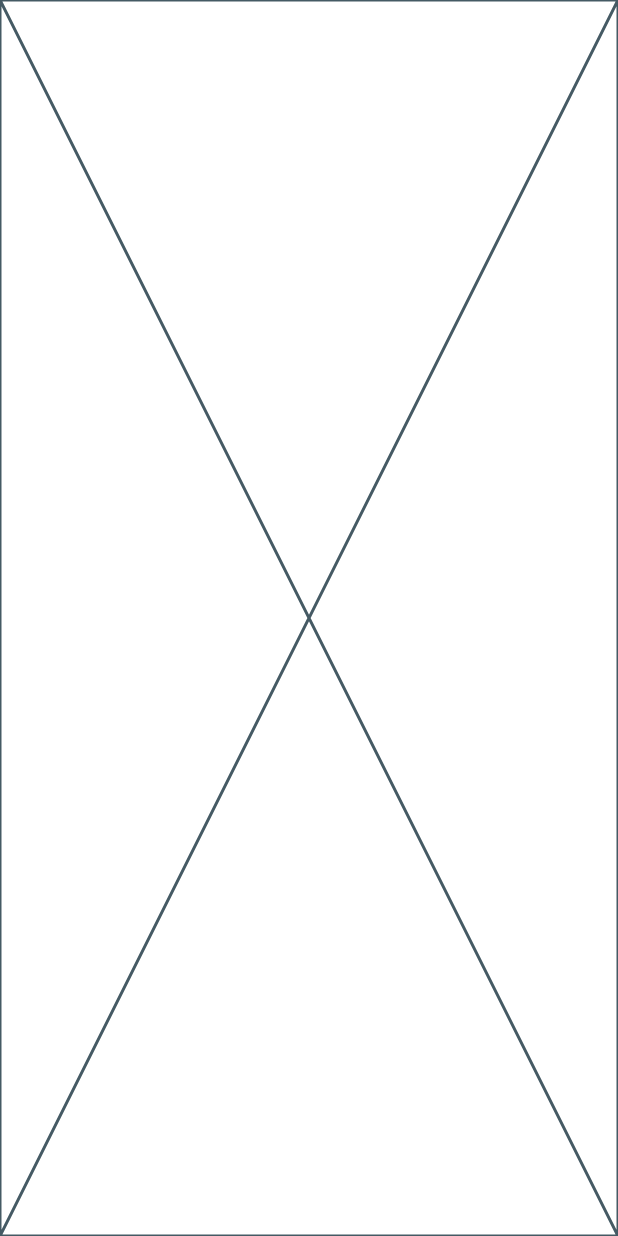
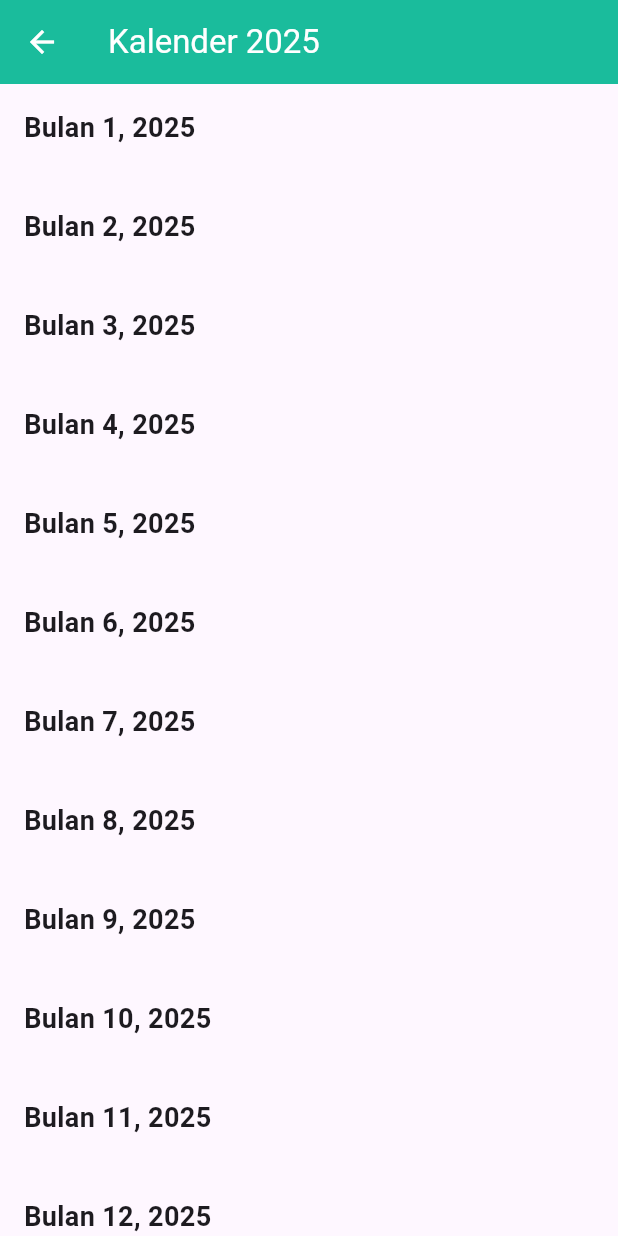
Before and after one commit to ella-ainurriska/uas_semester4, a Flutter app: the screen it shows after launch, item 2 of the bottom bar chosen, on a phone screen of 412 x 824 dp. Run offline on Flutter 3.47's test engine with Material 3 defaults, Android fonts, the light colour scheme and no system bars; our stand-ins replace phosphor_flutter, youtube_player_flutter; network calls fail.

Commit message:
buat struktur dasar tampilan kalender tahunan

```diff
--- a/lib/screens/kalender_screen.dart
+++ b/lib/screens/kalender_screen.dart
@@ -1,3 +1,4 @@
+// Tambahkan kode berikut dulu:
 import 'package:flutter/material.dart';
 
 class KalenderScreen extends StatelessWidget {
@@ -5,6 +6,45 @@ class KalenderScreen extends StatelessWidget {
 
   @override
   Widget build(BuildContext context) {
-    return const Placeholder();
+    final currentYear = DateTime.now().year;
+
+    return Scaffold(
+      appBar: AppBar(
+        title: Text('Kalender $currentYear'),
+        backgroundColor: const Color(0xFF1ABC9C),
+        foregroundColor: Colors.white,
+      ),
+      body: ListView.builder(
+        itemCount: 12,
+        itemBuilder: (context, index) {
+          final month = index + 1;
+          return MonthCalendar(year: currentYear, month: month);
+        },
+      ),
+    );
   }
 }
+
+class MonthCalendar extends StatelessWidget {
+  final int year;
+  final int month;
+
+  const MonthCalendar({required this.year, required this.month});
+
+  @override
+  Widget build(BuildContext context) {
+    return Padding(
+      padding: const EdgeInsets.all(16.0),
+      child: Column(
+        crossAxisAlignment: CrossAxisAlignment.start,
+        children: [
+          Text(
+            'Bulan $month, $year',
+            style: const TextStyle(fontSize: 18, fontWeight: FontWeight.bold),
+          ),
+          const SizedBox(height: 8),
+        ],
+      ),
+    );
+  }
+}
```
